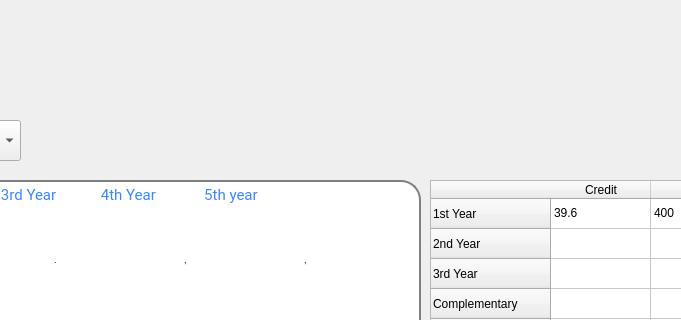
jesslelu/320GroupProject, file 320projectGUI/dashboard.ui: the form before one commit; both pictures show x 360 to 1041 and y 0 to 320 of the 1302 by 723 pixel window.
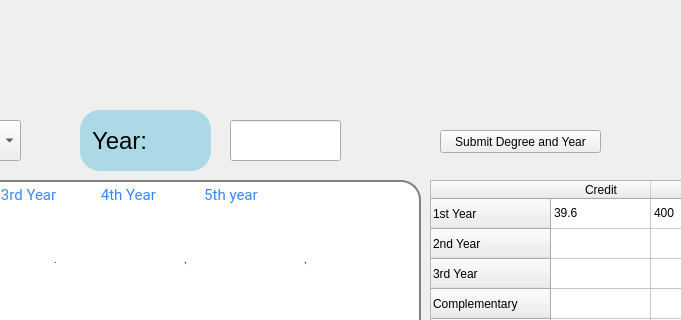
The form after the commit.

What changed in the file:
```diff
--- a/320projectGUI/dashboard.ui
+++ b/320projectGUI/dashboard.ui
@@ -735,6 +735,60 @@
      </rect>
     </property>
    </widget>
+   <widget class="QLineEdit" name="lineEdit_5">
+    <property name="geometry">
+     <rect>
+      <x>440</x>
+      <y>110</y>
+      <width>131</width>
+      <height>61</height>
+     </rect>
+    </property>
+    <property name="font">
+     <font>
+      <family>MS Shell Dlg 2</family>
+      <pointsize>18</pointsize>
+     </font>
+    </property>
+    <property name="styleSheet">
+     <string notr="true"> QLineEdit {
+     border: 2px solid lightblue;
+     border-radius: 20px;
+     padding: 0 8px;
+     background: lightblue;
+     selection-background-color: darkgray;
+ }</string>
+    </property>
+    <property name="text">
+     <string>Year:</string>
+    </property>
+    <property name="readOnly">
+     <bool>true</bool>
+    </property>
+   </widget>
+   <widget class="QLineEdit" name="yearIn">
+    <property name="geometry">
+     <rect>
+      <x>590</x>
+      <y>120</y>
+      <width>111</width>
+      <height>41</height>
+     </rect>
+    </property>
+   </widget>
+   <widget class="QPushButton" name="submitBtn">
+    <property name="geometry">
+     <rect>
+      <x>800</x>
+      <y>130</y>
+      <width>161</width>
+      <height>23</height>
+     </rect>
+    </property>
+    <property name="text">
+     <string>Submit Degree and Year</string>
+    </property>
+   </widget>
   </widget>
   <widget class="QMenuBar" name="menubar">
    <property name="geometry">
```
